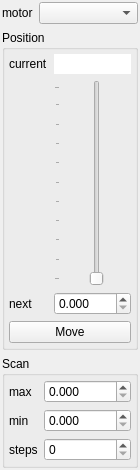
Above: spectromicroscopy/smpgui/ui_scanmotor.ui from praxes/praxes before the change. Below: the same form after it.
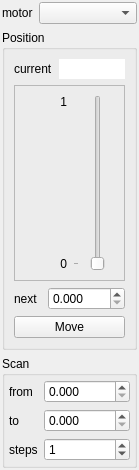
That is the form after the change.

Commit message: [svn] scanmotor nearly complete

Patch:
```diff
--- a/spectromicroscopy/smpgui/ui_scanmotor.ui
+++ b/spectromicroscopy/smpgui/ui_scanmotor.ui
@@ -64,18 +64,6 @@
       <string>Position</string>
      </property>
      <layout class="QVBoxLayout" >
-      <property name="leftMargin" >
-       <number>4</number>
-      </property>
-      <property name="topMargin" >
-       <number>4</number>
-      </property>
-      <property name="rightMargin" >
-       <number>4</number>
-      </property>
-      <property name="bottomMargin" >
-       <number>4</number>
-      </property>
       <item>
        <layout class="QGridLayout" >
         <item row="0" column="0" >
@@ -85,45 +73,6 @@
           </property>
          </widget>
         </item>
-        <item row="2" column="0" >
-         <widget class="QLabel" name="nextPosLabel" >
-          <property name="text" >
-           <string>next</string>
-          </property>
-         </widget>
-        </item>
-        <item row="2" column="1" >
-         <widget class="QDoubleSpinBox" name="nextPosSpinBox" >
-          <property name="decimals" >
-           <number>3</number>
-          </property>
-          <property name="maximum" >
-           <double>1000.000000000000000</double>
-          </property>
-         </widget>
-        </item>
-        <item row="1" column="1" >
-         <widget class="QSlider" name="newPosSlider" >
-          <property name="sizePolicy" >
-           <sizepolicy vsizetype="Expanding" hsizetype="Expanding" >
-            <horstretch>0</horstretch>
-            <verstretch>0</verstretch>
-           </sizepolicy>
-          </property>
-          <property name="layoutDirection" >
-           <enum>Qt::LeftToRight</enum>
-          </property>
-          <property name="orientation" >
-           <enum>Qt::Vertical</enum>
-          </property>
-          <property name="tickPosition" >
-           <enum>QSlider::TicksAbove</enum>
-          </property>
-          <property name="tickInterval" >
-           <number>10</number>
-          </property>
-         </widget>
-        </item>
         <item row="0" column="1" >
          <widget class="QLineEdit" name="currentPosReport" >
           <property name="cursor" >
@@ -148,6 +97,116 @@
         </item>
        </layout>
       </item>
+      <item>
+       <widget class="QFrame" name="frame" >
+        <property name="frameShape" >
+         <enum>QFrame::StyledPanel</enum>
+        </property>
+        <property name="frameShadow" >
+         <enum>QFrame::Raised</enum>
+        </property>
+        <layout class="QHBoxLayout" >
+         <item>
+          <layout class="QVBoxLayout" >
+           <item>
+            <widget class="QLabel" name="highLim" >
+             <property name="sizePolicy" >
+              <sizepolicy vsizetype="Preferred" hsizetype="Preferred" >
+               <horstretch>0</horstretch>
+               <verstretch>0</verstretch>
+              </sizepolicy>
+             </property>
+             <property name="text" >
+              <string>1</string>
+             </property>
+             <property name="alignment" >
+              <set>Qt::AlignRight|Qt::AlignTrailing|Qt::AlignVCenter</set>
+             </property>
+            </widget>
+           </item>
+           <item>
+            <spacer>
+             <property name="orientation" >
+              <enum>Qt::Vertical</enum>
+             </property>
+             <property name="sizeHint" >
+              <size>
+               <width>20</width>
+               <height>40</height>
+              </size>
+             </property>
+            </spacer>
+           </item>
+           <item>
+            <widget class="QLabel" name="lowLim" >
+             <property name="text" >
+              <string>0</string>
+             </property>
+             <property name="alignment" >
+              <set>Qt::AlignRight|Qt::AlignTrailing|Qt::AlignVCenter</set>
+             </property>
+            </widget>
+           </item>
+          </layout>
+         </item>
+         <item>
+          <widget class="QSlider" name="nextPosSlider" >
+           <property name="sizePolicy" >
+            <sizepolicy vsizetype="Expanding" hsizetype="Preferred" >
+             <horstretch>0</horstretch>
+             <verstretch>0</verstretch>
+            </sizepolicy>
+           </property>
+           <property name="minimumSize" >
+            <size>
+             <width>40</width>
+             <height>0</height>
+            </size>
+           </property>
+           <property name="layoutDirection" >
+            <enum>Qt::LeftToRight</enum>
+           </property>
+           <property name="singleStep" >
+            <number>100</number>
+           </property>
+           <property name="pageStep" >
+            <number>1000</number>
+           </property>
+           <property name="orientation" >
+            <enum>Qt::Vertical</enum>
+           </property>
+           <property name="tickPosition" >
+            <enum>QSlider::TicksAbove</enum>
+           </property>
+           <property name="tickInterval" >
+            <number>10000</number>
+           </property>
+          </widget>
+         </item>
+        </layout>
+       </widget>
+      </item>
+      <item>
+       <layout class="QGridLayout" >
+        <item row="0" column="0" >
+         <widget class="QLabel" name="nextPosLabel" >
+          <property name="text" >
+           <string>next</string>
+          </property>
+         </widget>
+        </item>
+        <item row="0" column="1" >
+         <widget class="QDoubleSpinBox" name="nextPosSpinBox" >
+          <property name="decimals" >
+           <number>3</number>
+          </property>
+          <property name="maximum" >
+           <double>1000.000000000000000</double>
+          </property>
+         </widget>
+        </item>
+       </layout>
+      </item>
       <item>
        <widget class="QPushButton" name="nextPosPushButton" >
         <property name="text" >
@@ -177,7 +236,7 @@
        <number>4</number>
       </property>
       <item row="0" column="0" >
-       <widget class="QLabel" name="maxLabel" >
+       <widget class="QLabel" name="scanFromLabel" >
         <property name="sizePolicy" >
          <sizepolicy vsizetype="Preferred" hsizetype="Minimum" >
           <horstretch>0</horstretch>
@@ -185,12 +244,12 @@
          </sizepolicy>
         </property>
         <property name="text" >
-         <string>max</string>
+         <string>from</string>
         </property>
        </widget>
       </item>
       <item row="0" column="1" >
-       <widget class="QDoubleSpinBox" name="maxSpinBox" >
+       <widget class="QDoubleSpinBox" name="scanFromSpinBox" >
         <property name="sizePolicy" >
          <sizepolicy vsizetype="Fixed" hsizetype="Expanding" >
           <horstretch>0</horstretch>
@@ -206,7 +265,7 @@
        </widget>
       </item>
       <item row="1" column="0" >
-       <widget class="QLabel" name="minLabel" >
+       <widget class="QLabel" name="scanToLabel" >
         <property name="sizePolicy" >
          <sizepolicy vsizetype="Preferred" hsizetype="Minimum" >
           <horstretch>0</horstretch>
@@ -214,12 +273,12 @@
          </sizepolicy>
         </property>
         <property name="text" >
-         <string>min</string>
+         <string>to</string>
         </property>
        </widget>
       </item>
       <item row="1" column="1" >
-       <widget class="QDoubleSpinBox" name="minSpinBox" >
+       <widget class="QDoubleSpinBox" name="scanToSpinBox" >
         <property name="sizePolicy" >
          <sizepolicy vsizetype="Fixed" hsizetype="Expanding" >
           <horstretch>0</horstretch>
@@ -245,7 +304,7 @@
        </widget>
       </item>
       <item row="2" column="1" >
-       <widget class="QSpinBox" name="stepsSpinBox" >
+       <widget class="QSpinBox" name="scanStepsSpinBox" >
         <property name="sizePolicy" >
          <sizepolicy vsizetype="Fixed" hsizetype="Expanding" >
           <horstretch>0</horstretch>
@@ -255,6 +314,9 @@
         <property name="maximum" >
          <number>10000</number>
         </property>
+        <property name="value" >
+         <number>1</number>
+        </property>
        </widget>
       </item>
      </layout>
```
The commit also changes 4 other files.
